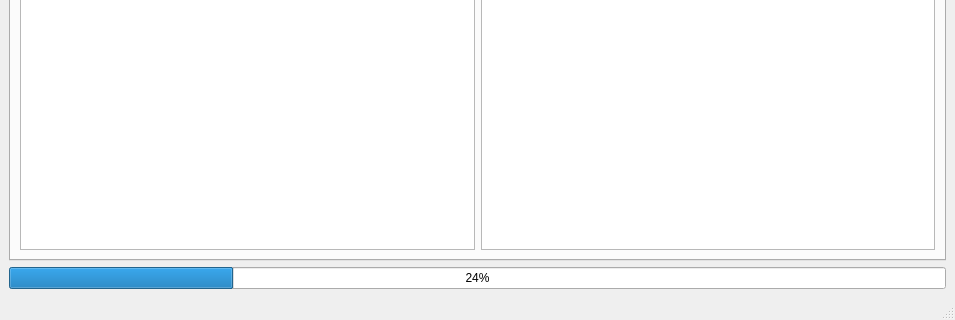
LuckyBoy314/LightningBulletin, file UI.ui: the form before one commit; both pictures show x 0 to 955 and y 592 to 912 of the 955 by 912 pixel window.
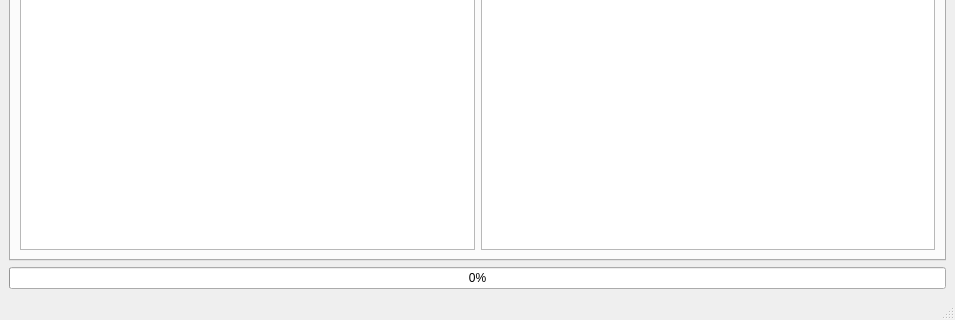
The form after the commit. The open tabs and pages were chosen to show the change. Icons and pictures are not drawn.

Commit message: 更新UI

The edit to the form file:
```diff
--- a/UI.ui
+++ b/UI.ui
@@ -382,7 +382,7 @@
       <item>
        <widget class="QProgressBar" name="progressBar">
         <property name="value">
-         <number>24</number>
+         <number>0</number>
         </property>
        </widget>
       </item>
```
Left out of the diff: 47 changed lines with no effect on the pictures. The commit also changes 1 other file.
